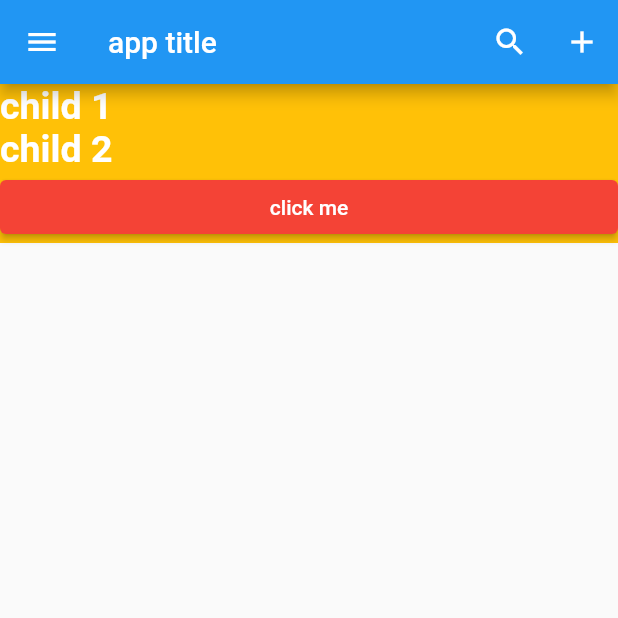
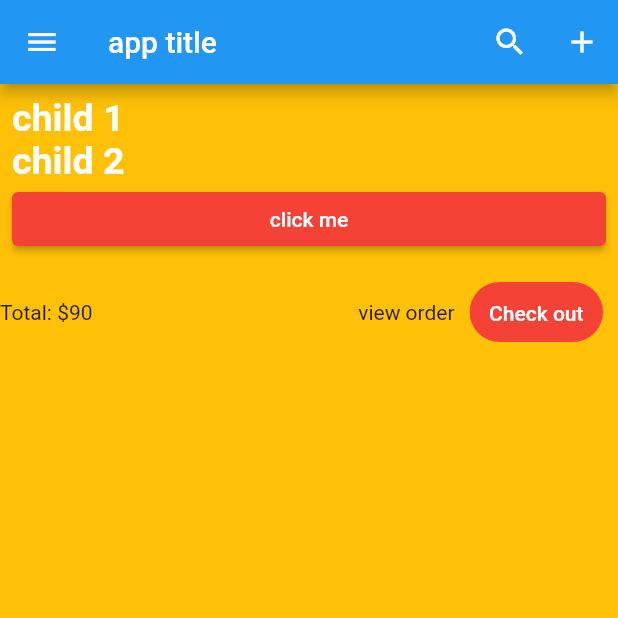
Before and after one commit to moehared/flutter_tutorials, a Flutter app: the screen it shows after launch, on a phone screen of 412 x 824 dp, the top half of it. Run offline on Flutter 3.47's test engine with Material 2 defaults, Android fonts, the phone set to English and light mode, and no system bars.

Commit message:
row/column widget lecture

```diff
--- a/calculator_app/lib/main.dart
+++ b/calculator_app/lib/main.dart
@@ -1,3 +1,5 @@
+import 'package:calculator_app/widgets/casharka_column.dart';
+import 'package:calculator_app/widgets/casharka_row.dart';
 import 'package:flutter/material.dart';
 
 void main() {
@@ -40,32 +42,11 @@ class HomePage extends StatelessWidget {
           // height: 400,
           // width: 400,
           color: Colors.amber.shade500,
+          // child: CasharkaColumn(),
           child: Column(
-            mainAxisAlignment: MainAxisAlignment.spaceBetween, // vertical
-            crossAxisAlignment: CrossAxisAlignment.stretch, // horizantal
-            mainAxisSize: MainAxisSize.min,
             children: [
-              Text(
-                'child 1',
-                style: TextStyle(
-                    color: Colors.white,
-                    fontSize: 25,
-                    fontWeight: FontWeight.bold),
-              ),
-              // SizedBox(height: 20),
-              Text(
-                'child 2',
-                style: TextStyle(
-                    color: Colors.white,
-                    fontSize: 25,
-                    fontWeight: FontWeight.bold),
-              ),
-              // SizedBox(height: 20),
-              ElevatedButton(
-                style: ElevatedButton.styleFrom(primary: Colors.red),
-                onPressed: () {},
-                child: Text('click me'),
-              )
+              CasharkaColumn(),
+              CasharkaRow(),
             ],
           ),
         ),
--- a/calculator_app/lib/widgets/casharka_column.dart
+++ b/calculator_app/lib/widgets/casharka_column.dart
@@ -0,0 +1,34 @@
+import 'package:flutter/material.dart';
+
+class CasharkaColumn extends StatelessWidget {
+  @override
+  Widget build(BuildContext context) {
+    return Padding(
+      padding: const EdgeInsets.all(8.0),
+      child: Column(
+        mainAxisAlignment: MainAxisAlignment.spaceBetween, // vertical
+        crossAxisAlignment: CrossAxisAlignment.stretch, // horizantal
+        mainAxisSize: MainAxisSize.min,
+        children: [
+          Text(
+            'child 1',
+            style: TextStyle(
+                color: Colors.white, fontSize: 25, fontWeight: FontWeight.bold),
+          ),
+// SizedBox(height: 20),
+          Text(
+            'child 2',
+            style: TextStyle(
+                color: Colors.white, fontSize: 25, fontWeight: FontWeight.bold),
+          ),
+// SizedBox(height: 20),
+          ElevatedButton(
+            style: ElevatedButton.styleFrom(primary: Colors.red),
+            onPressed: () {},
+            child: Text('click me'),
+          )
+        ],
+      ),
+    );
+  }
+}
--- a/calculator_app/lib/widgets/casharka_row.dart
+++ b/calculator_app/lib/widgets/casharka_row.dart
@@ -0,0 +1,38 @@
+import 'package:flutter/material.dart';
+
+class CasharkaRow extends StatelessWidget {
+  @override
+  Widget build(BuildContext context) {
+    return Row(
+      // mainAxisAlignment: MainAxisAlignment.spaceAround,
+      // mainAxisSize: MainAxisSize.min,
+      // crossAxisAlignment: CrossAxisAlignment.stretch,
+      children: [
+        Flexible(
+          fit: FlexFit.tight,
+          child: Text('Total: \$90'),
+        ),
+        // Spacer(),
+        Text('view order'),
+        Container(
+          padding: EdgeInsets.all(5),
+          margin: EdgeInsets.all(10),
+          height: 40,
+          decoration: BoxDecoration(
+            color: Colors.red,
+            borderRadius: BorderRadius.all(
+              Radius.circular(32),
+            ),
+          ),
+          child: TextButton(
+            onPressed: () {},
+            child: Text(
+              'Check out',
+              style: TextStyle(color: Colors.white),
+            ),
+          ),
+        )
+      ],
+    );
+  }
+}
```
